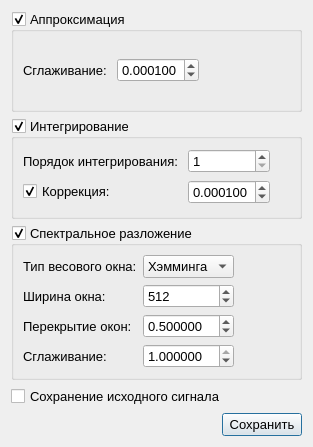
Qinterfly/EvalSig, file gui/SignalCharacteristicsWindow.ui: the form before one commit.
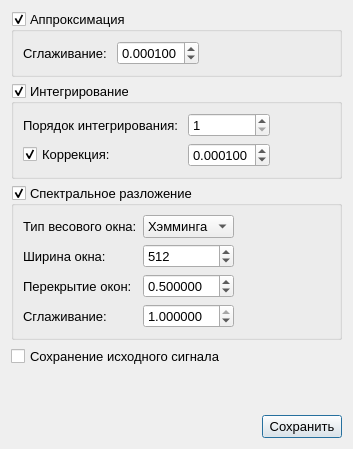
The form after the commit.

```diff
--- a/gui/SignalCharacteristicsWindow.ui
+++ b/gui/SignalCharacteristicsWindow.ui
@@ -9,8 +9,8 @@
    <rect>
     <x>0</x>
     <y>0</y>
-    <width>313</width>
-    <height>447</height>
+    <width>353</width>
+    <height>449</height>
    </rect>
   </property>
   <property name="sizePolicy">
@@ -33,6 +33,12 @@
   <layout class="QVBoxLayout" name="verticalLayout_2">
    <item>
     <widget class="QGroupBox" name="groupBoxApproximation">
+     <property name="sizePolicy">
+      <sizepolicy hsizetype="Preferred" vsizetype="Minimum">
+       <horstretch>0</horstretch>
+       <verstretch>0</verstretch>
+      </sizepolicy>
+     </property>
      <property name="title">
       <string>Аппроксимация</string>
      </property>
@@ -81,6 +87,12 @@
    </item>
    <item>
     <widget class="QGroupBox" name="groupBoxIntegration">
+     <property name="sizePolicy">
+      <sizepolicy hsizetype="Preferred" vsizetype="Minimum">
+       <horstretch>0</horstretch>
+       <verstretch>0</verstretch>
+      </sizepolicy>
+     </property>
      <property name="title">
       <string>Интегрирование</string>
      </property>
@@ -162,6 +174,12 @@
    </item>
    <item>
     <widget class="QGroupBox" name="groupBoxPowerSpectralDensity">
+     <property name="sizePolicy">
+      <sizepolicy hsizetype="Preferred" vsizetype="Minimum">
+       <horstretch>0</horstretch>
+       <verstretch>0</verstretch>
+      </sizepolicy>
+     </property>
      <property name="title">
       <string>Спектральное разложение</string>
      </property>
@@ -320,6 +338,12 @@
     <layout class="QGridLayout" name="gridLayoutSaveChoosedSignal">
      <item row="0" column="0">
       <widget class="QCheckBox" name="checkBoxSaveChoosedSignal">
+       <property name="sizePolicy">
+        <sizepolicy hsizetype="Minimum" vsizetype="Minimum">
+         <horstretch>0</horstretch>
+         <verstretch>0</verstretch>
+        </sizepolicy>
+       </property>
        <property name="text">
         <string>Сохранение исходного сигнала</string>
        </property>
@@ -327,6 +351,22 @@
      </item>
     </layout>
    </item>
+   <item>
+    <spacer name="verticalSpacer">
+     <property name="orientation">
+      <enum>Qt::Vertical</enum>
+     </property>
+     <property name="sizeType">
+      <enum>QSizePolicy::MinimumExpanding</enum>
+     </property>
+     <property name="sizeHint" stdset="0">
+      <size>
+       <width>20</width>
+       <height>0</height>
+      </size>
+     </property>
+    </spacer>
+   </item>
    <item>
     <layout class="QHBoxLayout" name="horizontalLayoutSaveCharacteristicsButton">
      <item>
```
